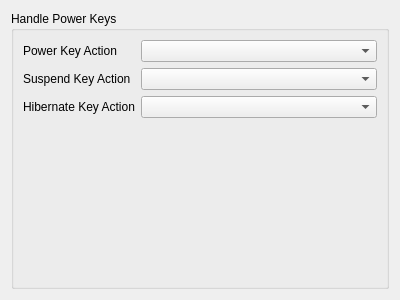
Old version of the form config/powerkeyssettings.ui in the repository lxqt/lxqt-powermanagement.
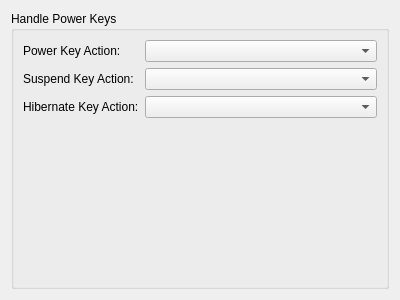
New version of the form.

What changed in the file:
```diff
--- a/config/powerkeyssettings.ui
+++ b/config/powerkeyssettings.ui
@@ -23,7 +23,7 @@
       <item row="0" column="0">
        <widget class="QLabel" name="powerKeyLabel">
         <property name="text">
-         <string>Power Key Action</string>
+         <string>Power Key Action:</string>
         </property>
        </widget>
       </item>
@@ -39,14 +39,14 @@
       <item row="1" column="0">
        <widget class="QLabel" name="suspendKeyLabel">
         <property name="text">
-         <string>Suspend Key Action</string>
+         <string>Suspend Key Action:</string>
         </property>
        </widget>
       </item>
       <item row="2" column="0">
        <widget class="QLabel" name="hibernateKeyLabel">
         <property name="text">
-         <string>Hibernate Key Action</string>
+         <string>Hibernate Key Action:</string>
         </property>
        </widget>
       </item>
```
